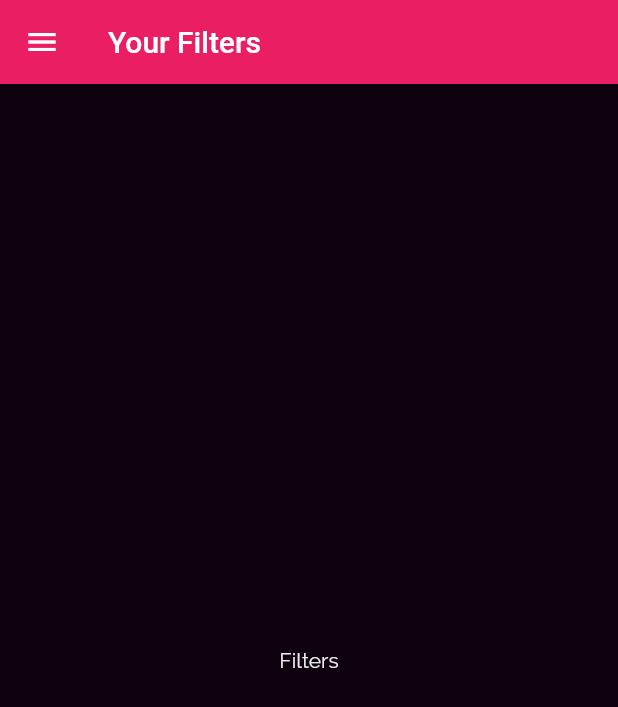
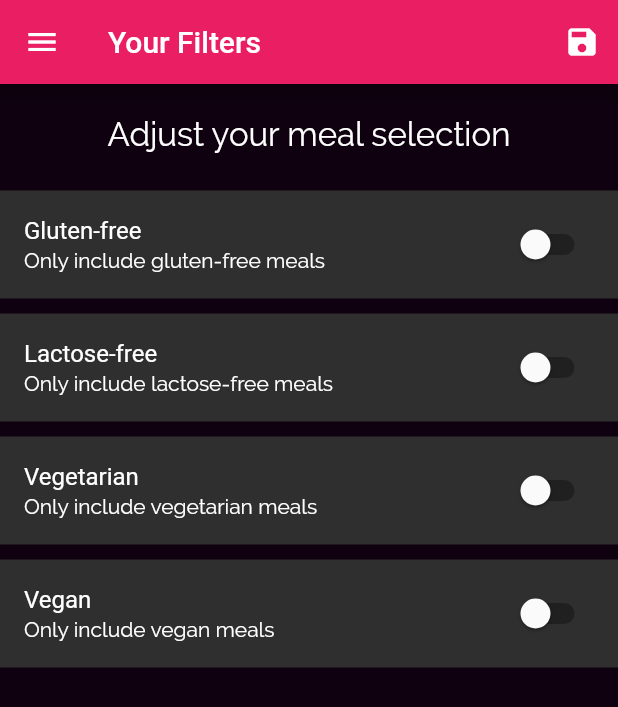
Before and after one commit to Zhenya-Mykhalskyi/DeliVery-Well-App, a Flutter app: the FiltersScreen screen opened by its route, on a phone screen of 412 x 824 dp. Shown: the top 707 px of the screen. Run offline on Flutter 3.47's test engine with Material 2 defaults, Android fonts, the phone set to English and light mode, and no system bars.

Commit message:
add filters logic

```diff
--- a/lib/main.dart
+++ b/lib/main.dart
@@ -1,13 +1,53 @@
 import 'package:flutter/material.dart';
+import './dummy_data.dart';
 import './screens/filters_screen.dart';
 import './screens/tabs_screen.dart';
 import './screens/meal_detail_screen.dart';
 import './screens/category_meals_screen.dart';
 import './screens/categories_screen.dart';
+import './models/meal.dart';
 
 void main() => runApp(MyApp());
 
-class MyApp extends StatelessWidget {
+class MyApp extends StatefulWidget {
+  @override
+  State<MyApp> createState() => _MyAppState();
+}
+
+class _MyAppState extends State<MyApp> {
+  Map<String, bool> _filters = {
+    'gluten': false,
+    'lactose': false,
+    'vegetarian': false,
+    'vegan': false,
+  };
+
+  List<Meal> _availableMeals = DUMMY_MEALS;
+
+  void _setFilters(Map<String, bool> filterData) {
+    setState(() {
+      _filters = filterData;
+
+      _availableMeals = DUMMY_MEALS.where(
+        (meal) {
+          if (_filters['gluten'] && !meal.isGlutenFree) {
+            return false;
+          }
+          if (_filters['lactose'] && !meal.isLactoseFree) {
+            return false;
+          }
+          if (_filters['vegetarian'] && !meal.isVegetarian) {
+            return false;
+          }
+          if (_filters['vegan'] && !meal.isVegan) {
+            return false;
+          }
+          return true;
+        },
+      ).toList();
+    });
+  }
+
   @override
   Widget build(BuildContext context) {
     return MaterialApp(
@@ -48,9 +88,10 @@ class MyApp extends StatelessWidget {
       // home: CategoriesScreen(),
       routes: {
         '/': (ctx) => TabsScreen(),
-        CategoryMealScreen.routeName: (ctx) => CategoryMealScreen(),
+        CategoryMealScreen.routeName: (ctx) =>
+            CategoryMealScreen(_availableMeals),
         MealDetailScreen.routeName: (ctx) => MealDetailScreen(),
-        FiltersScreen.routeName: (ctx) => FiltersScreen(),
+        FiltersScreen.routeName: (ctx) => FiltersScreen(_filters, _setFilters),
       },
       onGenerateRoute: (settings) {
         print(settings.arguments);
--- a/lib/models/category.dart
+++ b/lib/models/category.dart
@@ -8,6 +8,6 @@ class Category {
   const Category({
     this.id,
     this.title,
-    this.color = Colors.orange,
+    this.color,
   });
 }
--- a/lib/screens/filters_screen.dart
+++ b/lib/screens/filters_screen.dart
@@ -2,16 +2,117 @@ import 'package:flutter/material.dart';
 import 'package:flutter/widgets.dart';
 import '../widgets/main_drawer.dart';
 
-class FiltersScreen extends StatelessWidget {
+class FiltersScreen extends StatefulWidget {
   static const routeName = '/filters';
+  final Map<String, bool> currentFilters;
+  final Function saveFilters;
+
+  FiltersScreen(this.currentFilters, this.saveFilters);
+
+  @override
+  State<FiltersScreen> createState() => _FiltersScreenState();
+}
+
+class _FiltersScreenState extends State<FiltersScreen> {
+  bool _glutenFree = false;
+  bool _vegetarian = false;
+  bool _vegan = false;
+  bool _lactoseFree = false;
+
+  @override
+  initState() {
+    _glutenFree = widget.currentFilters['gluten'];
+    _lactoseFree = widget.currentFilters['lactose'];
+    _vegetarian = widget.currentFilters['vegetarian'];
+    _vegan = widget.currentFilters['vegan'];
+    super.initState();
+  }
+
+  Widget _buildSwitchListTile(String title, String description,
+      bool currentValue, Function updateValue) {
+    return Container(
+      padding: EdgeInsets.symmetric(vertical: 5),
+      child: SwitchListTile(
+        tileColor: Color.fromARGB(255, 47, 47, 47),
+        title: Text(
+          title,
+          style: TextStyle(color: Colors.white),
+        ),
+        value: currentValue,
+        subtitle: Text(
+          description,
+          style: TextStyle(
+            color: Colors.white,
+          ),
+        ),
+        onChanged: updateValue,
+      ),
+    );
+  }
 
   @override
   Widget build(BuildContext context) {
     return Scaffold(
-      appBar: AppBar(title: Text('Your Filters')),
+      appBar: AppBar(
+        title: Text('Your Filters'),
+        actions: [
+          IconButton(
+              onPressed: () {
+                final selectedFilters = {
+                  'gluten': _glutenFree,
+                  'lactose': _lactoseFree,
+                  'vegetarian': _vegetarian,
+                  'vegan': _vegan,
+                };
+                widget.saveFilters(selectedFilters);
+              },
+              icon: Icon(Icons.save)),
+        ],
+      ),
       drawer: MainDrawer(),
-      body: Center(
-        child: Text('Filters'),
+      body: Column(
+        children: [
+          Container(
+            padding: EdgeInsets.all(20),
+            child: Text(
+              'Adjust your meal selection',
+              style: TextStyle(color: Colors.white, fontSize: 22),
+            ),
+          ),
+          Expanded(
+            child: ListView(
+              children: [
+                _buildSwitchListTile('Gluten-free',
+                    'Only include gluten-free meals', _glutenFree, (newValue) {
+                  setState(() {
+                    _glutenFree = newValue;
+                  });
+                }),
+                _buildSwitchListTile(
+                    'Lactose-free',
+                    'Only include lactose-free meals',
+                    _lactoseFree, (newValue) {
+                  setState(() {
+                    _lactoseFree = newValue;
+                  });
+                }),
+                _buildSwitchListTile(
+                    'Vegetarian', 'Only include vegetarian meals', _vegetarian,
+                    (newValue) {
+                  setState(() {
+                    _vegetarian = newValue;
+                  });
+                }),
+                _buildSwitchListTile(
+                    'Vegan', 'Only include vegan meals', _vegan, (newValue) {
+                  setState(() {
+                    _vegan = newValue;
+                  });
+                }),
+              ],
+            ),
+          ),
+        ],
       ),
     );
   }
--- a/lib/screens/meal_detail_screen.dart
+++ b/lib/screens/meal_detail_screen.dart
@@ -94,6 +94,12 @@ class MealDetailScreen extends StatelessWidget {
           ],
         ),
       ),
+      floatingActionButton: FloatingActionButton(
+        child: Icon(Icons.delete),
+        onPressed: () {
+          Navigator.of(context).pop(mealId);
+        },
+      ),
     );
   }
 }
```
Also changed, not shown: lib/screens/category_meals_screen.dart (+39 -15 lines), lib/widgets/meal_item.dart (+14 -1 lines).
